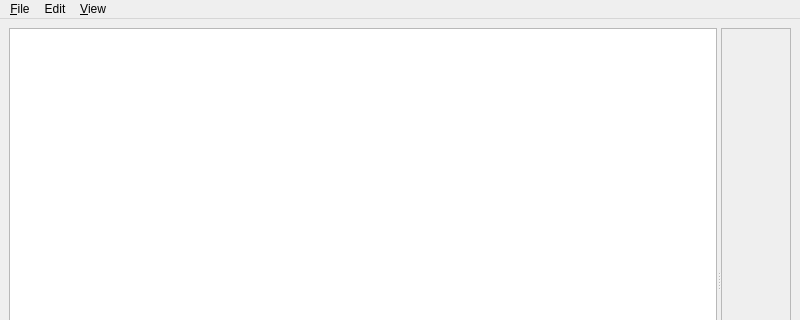
Qt form src/mainwindow.ui (xyshal/counties) before a commit; both pictures show x 0 to 800 and y 0 to 320 of the 800 by 600 pixel window.
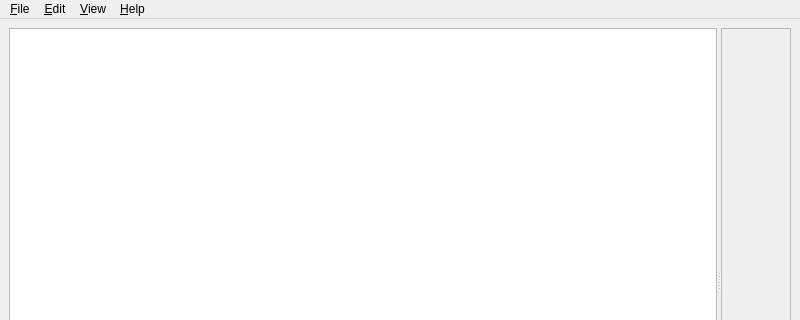
The same form after that commit. Custom widgets are drawn as their Qt base class.

What changed in the file:
```diff
--- a/src/mainwindow.ui
+++ b/src/mainwindow.ui
@@ -141,13 +141,20 @@
    </widget>
    <widget class="QMenu" name="menuEdit">
     <property name="title">
-     <string>Edit</string>
+     <string>&amp;Edit</string>
     </property>
     <addaction name="actionChangeColor"/>
    </widget>
+   <widget class="QMenu" name="menuHelp">
+    <property name="title">
+     <string>&amp;Help</string>
+    </property>
+    <addaction name="actionAbout"/>
+   </widget>
    <addaction name="menuFile"/>
    <addaction name="menuEdit"/>
    <addaction name="menuView"/>
+   <addaction name="menuHelp"/>
   </widget>
   <action name="actionImport_CSV">
    <property name="text">
```
Left out of the diff: 5 changed lines with no effect on the pictures.
